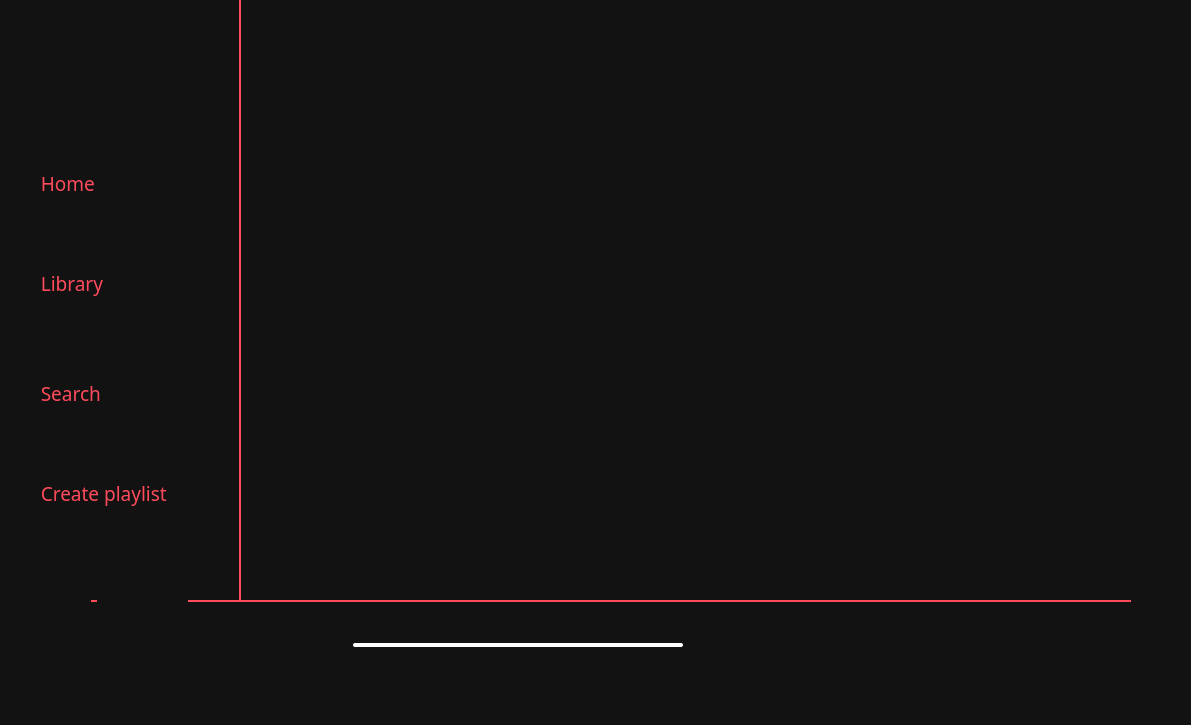
Above: mainwindow.ui from DenOmelchuk31/Spotik before the change. Below: the same form after it.
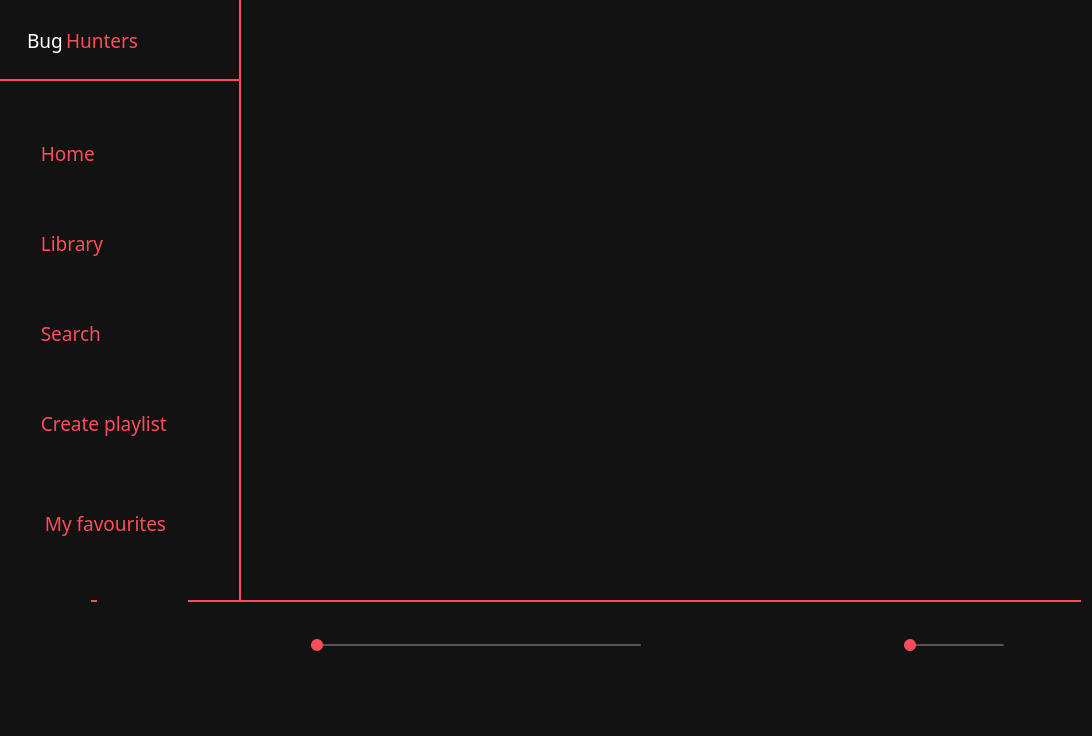
That is the form after the change. Icons and pictures are not drawn.

Commit message: Зробив слайдер гучності, додав дизайну

Patch:
```diff
--- a/mainwindow.ui
+++ b/mainwindow.ui
@@ -6,8 +6,8 @@
    <rect>
     <x>0</x>
     <y>0</y>
-    <width>1191</width>
-    <height>725</height>
+    <width>1092</width>
+    <height>736</height>
    </rect>
   </property>
   <property name="windowTitle">
@@ -89,6 +89,27 @@
 	color: #FF4B5C;
 }
 
+QPushButton#FavoriteBtn {
+    text-align: left;
+	background-color: none;
+	color: #FF4B5C;
+}
+
+QPushButton#TeamNameBtn {
+    text-align: left;
+    padding-left: 16px;
+	background-color: none;
+	color: white;
+}
+
+QPushButton#TeamName1Btn {
+    text-align: left;
+    padding-left: 16px;
+	background-color: none;
+	color: #FF4B5C;
+}
+
+
 QPushButton#LibraryBtn {
     text-align: left;
     padding-left: 16px;
@@ -120,6 +141,7 @@
 QWidget#playpanel {
     border-top: 2px solid #FF4B5C;
     color: black;
+	padding-bottom: 20px;
 }
 
 QPushButton#HunterBtn {
@@ -136,6 +158,12 @@
     color: black;
 }
 
+QWidget#LogoWidget {
+    border-right: 2px solid #FF4B5C;
+	border-bottom: 2px solid #FF4B5C;
+    color: black;
+}
+
 QWidget#nowPlayingWidget {
 	border-top: 2px solid #FF4B5C;
     color: black;
@@ -148,6 +176,26 @@
 QWidget#namewidget {
 	border-bottom: 2px solid #FF4B5C;
 	color: black;	
+}
+
+QSlider::handle:horizontal {
+    background-color: #FF4B5C;
+    border-radius: 6px;
+    width: 12px;
+    height: 12px;
+    margin: -5px 0;
+}
+
+QSlider::groove:horizontal {
+    background-color: #555555;
+    height: 2px;
+    border-radius: 1px;
+}
+
+QSlider::sub-page:horizontal {
+    background-color: #FF4B5C;
+    height: 2px;
+    border-radius: 1px;
 }</string>
   </property>
   <widget class="QWidget" name="centralwidget">
@@ -155,9 +203,9 @@
     <property name="geometry">
      <rect>
       <x>0</x>
-      <y>-10</y>
+      <y>80</y>
       <width>241</width>
-      <height>611</height>
+      <height>521</height>
      </rect>
     </property>
     <property name="sizePolicy">
@@ -182,7 +230,7 @@
      <property name="geometry">
       <rect>
        <x>10</x>
-       <y>270</y>
+       <y>140</y>
        <width>143</width>
        <height>47</height>
       </rect>
@@ -208,7 +256,7 @@
      <property name="geometry">
       <rect>
        <x>10</x>
-       <y>380</y>
+       <y>230</y>
        <width>133</width>
        <height>47</height>
       </rect>
@@ -234,7 +282,7 @@
      <property name="geometry">
       <rect>
        <x>10</x>
-       <y>480</y>
+       <y>320</y>
        <width>209</width>
        <height>47</height>
       </rect>
@@ -260,8 +308,8 @@
      <property name="geometry">
       <rect>
        <x>10</x>
-       <y>170</y>
-       <width>131</width>
+       <y>50</y>
+       <width>126</width>
        <height>47</height>
       </rect>
      </property>
@@ -282,6 +330,38 @@
        <normaloff>:/icons/homepng.png</normaloff>:/icons/homepng.png</iconset>
      </property>
     </widget>
+    <widget class="QPushButton" name="FavoriteBtn">
+     <property name="geometry">
+      <rect>
+       <x>20</x>
+       <y>420</y>
+       <width>201</width>
+       <height>47</height>
+      </rect>
+     </property>
+     <property name="font">
+      <font>
+       <family>Bodoni MT</family>
+       <pointsize>14</pointsize>
+      </font>
+     </property>
+     <property name="cursor">
+      <cursorShape>PointingHandCursor</cursorShape>
+     </property>
+     <property name="text">
+      <string>   My favourites</string>
+     </property>
+     <property name="icon">
+      <iconset resource="resources.qrc">
+       <normaloff>:/icons/LiketrackNotactive.png</normaloff>:/icons/LiketrackNotactive.png</iconset>
+     </property>
+     <property name="iconSize">
+      <size>
+       <width>24</width>
+       <height>24</height>
+      </size>
+     </property>
+    </widget>
    </widget>
    <widget class="QWidget" name="nowPlayingWidget" native="true">
     <property name="geometry">
@@ -295,6 +375,9 @@
     <layout class="QHBoxLayout" name="horizontalLayout">
      <item>
       <widget class="QLabel" name="albumArt">
+       <property name="cursor">
+        <cursorShape>PointingHandCursor</cursorShape>
+       </property>
        <property name="text">
         <string/>
        </property>
@@ -353,7 +436,7 @@
      <rect>
       <x>240</x>
       <y>600</y>
-      <width>891</width>
+      <width>841</width>
       <height>91</height>
      </rect>
     </property>
@@ -507,6 +590,46 @@
        </property>
       </widget>
      </item>
+     <item>
+      <widget class="QSlider" name="volumeSlider">
+       <property name="sizePolicy">
+        <sizepolicy hsizetype="Fixed" vsizetype="Fixed">
+         <horstretch>0</horstretch>
+         <verstretch>0</verstretch>
+        </sizepolicy>
+       </property>
+       <property name="minimumSize">
+        <size>
+         <width>100</width>
+         <height>18</height>
+        </size>
+       </property>
+       <property name="maximumSize">
+        <size>
+         <width>100</width>
+         <height>18</height>
+        </size>
+       </property>
+       <property name="cursor">
+        <cursorShape>PointingHandCursor</cursorShape>
+       </property>
+       <property name="toolTipDuration">
+        <number>0</number>
+       </property>
+       <property name="minimum">
+        <number>0</number>
+       </property>
+       <property name="maximum">
+        <number>100</number>
+       </property>
+       <property name="sliderPosition">
+        <number>0</number>
+       </property>
+       <property name="orientation">
+        <enum>Qt::Orientation::Horizontal</enum>
+       </property>
+      </widget>
+     </item>
      <item>
       <widget class="QPushButton" name="downloadBtn">
        <property name="sizePolicy">
@@ -529,16 +652,65 @@
      </item>
     </layout>
    </widget>
+   <widget class="QWidget" name="LogoWidget" native="true">
+    <property name="geometry">
+     <rect>
+      <x>0</x>
+      <y>-10</y>
+      <width>241</width>
+      <height>91</height>
+     </rect>
+    </property>
+    <widget class="QPushButton" name="TeamNameBtn">
+     <property name="geometry">
+      <rect>
+       <x>11</x>
+       <y>27</y>
+       <width>59</width>
+       <height>46</height>
+      </rect>
+     </property>
+     <property name="font">
+      <font>
+       <family>Bauhaus 93</family>
+       <pointsize>14</pointsize>
+      </font>
+     </property>
+     <property name="text">
+      <string>Bug</string>
+     </property>
+    </widget>
+    <widget class="QPushButton" name="TeamName1Btn">
+     <property name="geometry">
+      <rect>
+       <x>50</x>
+       <y>27</y>
+       <width>95</width>
+       <height>46</height>
+      </rect>
+     </property>
+     <property name="font">
+      <font>
+       <family>Bauhaus 93</family>
+       <pointsize>14</pointsize>
+      </font>
+     </property>
+     <property name="text">
+      <string>Hunters</string>
+     </property>
+    </widget>
+   </widget>
    <zorder>leftwidget</zorder>
    <zorder>playpanel</zorder>
    <zorder>nowPlayingWidget</zorder>
+   <zorder>LogoWidget</zorder>
   </widget>
   <widget class="QMenuBar" name="menubar">
    <property name="geometry">
     <rect>
      <x>0</x>
      <y>0</y>
-     <width>1191</width>
+     <width>1092</width>
      <height>25</height>
     </rect>
    </property>
```
The commit also changes 3 other files.
